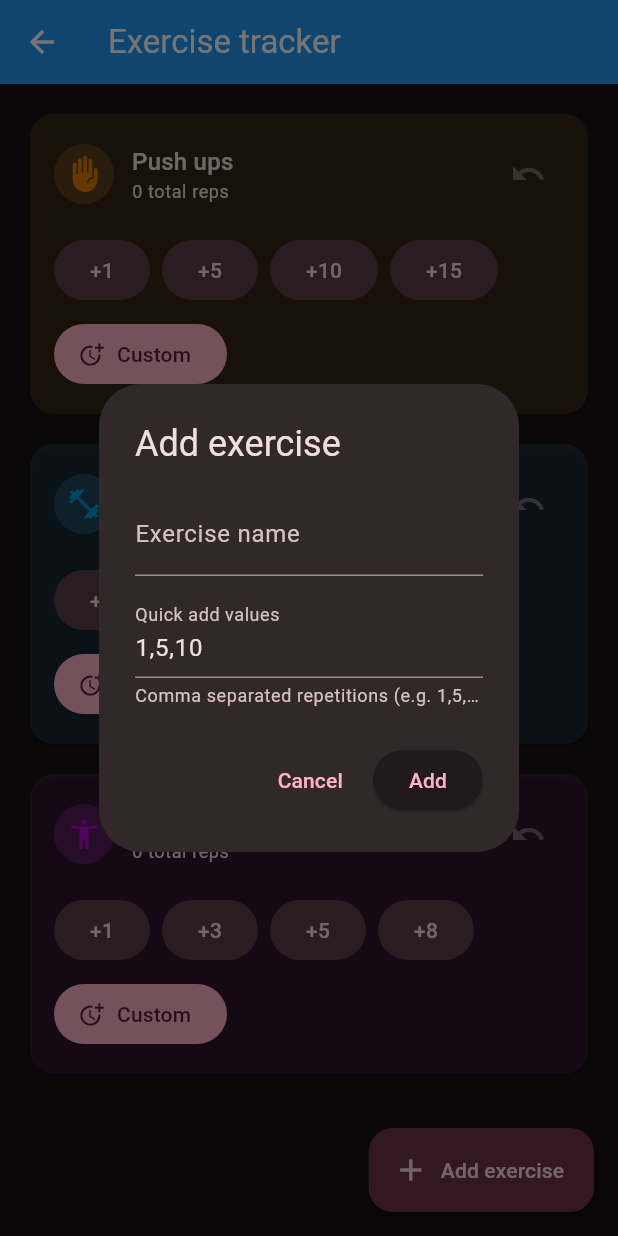
After one commit to igodip/calisthenics-app, a Flutter app: the ExerciseTrackerPage screen opened directly, after a tap on "Add exercise", on a phone screen of 412 x 824 dp. The commit adds this screen. Run offline on Flutter 3.47's test engine with Material 3 defaults, Android fonts, the phone set to English and light mode, and no system bars; our stand-ins replace app_links, camera, supabase_flutter; missing offline and left inert: google_mlkit_pose_detection, mrx_charts; accounts and stored records are empty.

Commit message:
Add customizable exercise tracker page

```diff
--- /dev/null
+++ b/lib/pages/exercise_tracker.dart
@@ -0,0 +1,370 @@
+import 'package:flutter/material.dart';
+
+/// Definition of a trackable exercise.
+///
+/// The [quickAddValues] list controls which preset buttons are displayed for
+/// quickly logging repetitions.  Additional exercises can be provided when
+/// constructing [ExerciseTrackerPage], making the tracker extensible without
+/// modifying the widget itself.
+@immutable
+class ExerciseDefinition {
+  const ExerciseDefinition({
+    required this.name,
+    this.icon = Icons.fitness_center,
+    this.color = Colors.blueAccent,
+    this.quickAddValues = const [1, 5, 10],
+  });
+
+  final String name;
+  final IconData icon;
+  final Color color;
+  final List<int> quickAddValues;
+}
+
+class ExerciseTrackerPage extends StatefulWidget {
+  const ExerciseTrackerPage({super.key, List<ExerciseDefinition>? initialExercises})
+      : initialExercises = initialExercises ?? const [
+          ExerciseDefinition(
+            name: 'Push ups',
+            icon: Icons.front_hand,
+            color: Colors.orangeAccent,
+            quickAddValues: [1, 5, 10, 15],
+          ),
+          ExerciseDefinition(
+            name: 'Pull ups',
+            icon: Icons.fitness_center,
+            color: Colors.lightBlueAccent,
+            quickAddValues: [1, 3, 5, 8],
+          ),
+          ExerciseDefinition(
+            name: 'Chin ups',
+            icon: Icons.accessibility_new,
+            color: Colors.purpleAccent,
+            quickAddValues: [1, 3, 5, 8],
+          ),
+        ];
+
+  final List<ExerciseDefinition> initialExercises;
+
+  @override
+  State<ExerciseTrackerPage> createState() => _ExerciseTrackerPageState();
+}
+
+class _ExerciseTrackerPageState extends State<ExerciseTrackerPage> {
+  late final List<_TrackedExercise> _exercises;
+  int _colorIndex = 0;
+
+  @override
+  void initState() {
+    super.initState();
+    _exercises = widget.initialExercises
+        .map((definition) => _TrackedExercise(definition))
+        .toList();
+    _colorIndex = widget.initialExercises.length;
+  }
+
+  void _addExercise(ExerciseDefinition definition) {
+    setState(() {
+      _exercises.add(_TrackedExercise(definition));
+    });
+  }
+
+  void _showAddExerciseDialog() {
+    final nameController = TextEditingController();
+    final quickAddsController = TextEditingController(text: '1,5,10');
+    showDialog<void>(
+      context: context,
+      builder: (context) {
+        return AlertDialog(
+          title: const Text('Add exercise'),
+          content: Column(
+            mainAxisSize: MainAxisSize.min,
+            children: [
+              TextField(
+                controller: nameController,
+                textCapitalization: TextCapitalization.sentences,
+                decoration: const InputDecoration(
+                  labelText: 'Exercise name',
+                ),
+              ),
+              const SizedBox(height: 12),
+              TextField(
+                controller: quickAddsController,
+                decoration: const InputDecoration(
+                  labelText: 'Quick add values',
+                  helperText: 'Comma separated repetitions (e.g. 1,5,10)',
+                ),
+                keyboardType: TextInputType.number,
+              ),
+            ],
+          ),
+          actions: [
+            TextButton(
+              onPressed: () => Navigator.of(context).pop(),
+              child: const Text('Cancel'),
+            ),
+            ElevatedButton(
+              onPressed: () {
+                final name = nameController.text.trim();
+                if (name.isEmpty) {
+                  ScaffoldMessenger.of(context).showSnackBar(
+                    const SnackBar(content: Text('Please provide a name.')),
+                  );
+                  return;
+                }
+                final values = quickAddsController.text
+                    .split(',')
+                    .map((s) => int.tryParse(s.trim()))
+                    .where((value) => value != null && value! > 0)
+                    .map((value) => value!)
+                    .toList();
+                Navigator.of(context).pop();
+                final palette = Colors.primaries;
+                final color = palette[_colorIndex % palette.length];
+                _colorIndex += 1;
+                _addExercise(
+                  ExerciseDefinition(
+                    name: name,
+                    icon: Icons.fitness_center,
+                    color: color.shade300,
+                    quickAddValues: values.isNotEmpty ? values : const [1, 5, 10],
+                  ),
+                );
+              },
+              child: const Text('Add'),
+            ),
+          ],
+        );
+      },
+    );
+  }
+
+  @override
+  Widget build(BuildContext context) {
+    return Scaffold(
+      appBar: AppBar(
+        title: const Text('Exercise tracker'),
+      ),
+      body: _exercises.isEmpty
+          ? const Center(
+              child: Text('No exercises yet. Tap + to add one!'),
+            )
+          : ListView.separated(
+              padding: const EdgeInsets.all(16),
+              itemBuilder: (context, index) => _ExerciseCard(
+                tracked: _exercises[index],
+                onUpdated: () => setState(() {}),
+              ),
+              separatorBuilder: (context, _) => const SizedBox(height: 12),
+              itemCount: _exercises.length,
+            ),
+      floatingActionButton: FloatingActionButton.extended(
+        onPressed: _showAddExerciseDialog,
+        icon: const Icon(Icons.add),
+        label: const Text('Add exercise'),
+      ),
+    );
+  }
+}
+
+class _ExerciseCard extends StatelessWidget {
+  const _ExerciseCard({
+    required this.tracked,
+    required this.onUpdated,
+  });
+
+  final _TrackedExercise tracked;
+  final VoidCallback onUpdated;
+
+  @override
+  Widget build(BuildContext context) {
+    final theme = Theme.of(context);
+    final definition = tracked.definition;
+    final color = definition.color.withOpacity(0.15);
+    return Card(
+      color: color,
+      shape: RoundedRectangleBorder(
+        borderRadius: BorderRadius.circular(16),
+      ),
+      child: Padding(
+        padding: const EdgeInsets.all(16),
+        child: Column(
+          crossAxisAlignment: CrossAxisAlignment.start,
+          children: [
+            Row(
+              children: [
+                CircleAvatar(
+                  backgroundColor: definition.color.withOpacity(0.2),
+                  foregroundColor: definition.color.darken(),
+                  child: Icon(definition.icon),
+                ),
+                const SizedBox(width: 12),
+                Expanded(
+                  child: Column(
+                    crossAxisAlignment: CrossAxisAlignment.start,
+                    children: [
+                      Text(
+                        definition.name,
+                        style: theme.textTheme.titleMedium,
+                      ),
+                      Text(
+                        '${tracked.totalReps} total reps',
+                        style: theme.textTheme.bodySmall,
+                      ),
+                    ],
+                  ),
+                ),
+                IconButton(
+                  tooltip: 'Undo last set',
+                  onPressed: tracked.canUndo
+                      ? () {
+                          tracked.undoLast();
+                          onUpdated();
+                        }
+                      : null,
+                  icon: const Icon(Icons.undo),
+                ),
+              ],
+            ),
+            const SizedBox(height: 16),
+            Wrap(
+              spacing: 8,
+              runSpacing: 8,
+              children: [
+                for (final value in definition.quickAddValues)
+                  FilledButton.tonal(
+                    onPressed: () {
+                      tracked.logSet(value);
+                      onUpdated();
+                    },
+                    child: Text('+$value'),
+                  ),
+                FilledButton.icon(
+                  onPressed: () async {
+                    final reps = await _showCustomRepsDialog(context);
+                    if (reps != null) {
+                      tracked.logSet(reps);
+                      onUpdated();
+                    }
+                  },
+                  icon: const Icon(Icons.more_time),
+                  label: const Text('Custom'),
+                ),
+                if (tracked.totalReps > 0)
+                  OutlinedButton(
+                    onPressed: () {
+                      tracked.reset();
+                      onUpdated();
+                    },
+                    child: const Text('Reset'),
+                  ),
+              ],
+            ),
+            if (tracked.sets.isNotEmpty) ...[
+              const SizedBox(height: 16),
+              Wrap(
+                spacing: 8,
+                runSpacing: 8,
+                children: [
+                  for (final set in tracked.sets.reversed)
+                    Chip(
+                      avatar: const Icon(Icons.check, size: 18),
+                      label: Text('${set.reps} reps'),
+                      deleteIcon: const Icon(Icons.close),
+                      onDeleted: () {
+                        tracked.removeSet(set);
+                        onUpdated();
+                      },
+                    ),
+                ],
+              ),
+            ],
+          ],
+        ),
+      ),
+    );
+  }
+
+  Future<int?> _showCustomRepsDialog(BuildContext context) async {
+    final controller = TextEditingController();
+    return showDialog<int>(
+      context: context,
+      builder: (context) {
+        return AlertDialog(
+          title: const Text('Log reps'),
+          content: TextField(
+            controller: controller,
+            decoration: const InputDecoration(
+              labelText: 'Repetitions',
+            ),
+            keyboardType: TextInputType.number,
+            autofocus: true,
+          ),
+          actions: [
+            TextButton(
+              onPressed: () => Navigator.of(context).pop(),
+              child: const Text('Cancel'),
+            ),
+            ElevatedButton(
+              onPressed: () {
+                final value = int.tryParse(controller.text);
+                if (value == null || value <= 0) {
+                  ScaffoldMessenger.of(context).showSnackBar(
+                    const SnackBar(content: Text('Enter a positive number.')),
+                  );
+                  return;
+                }
+                Navigator.of(context).pop(value);
+              },
+              child: const Text('Add'),
+            ),
+          ],
+        );
+      },
+    );
+  }
+}
+
+class _TrackedExercise {
+  _TrackedExercise(this.definition);
+
+  final ExerciseDefinition definition;
+  final List<_ExerciseSet> sets = [];
+
+  int get totalReps => sets.fold<int>(0, (sum, set) => sum + set.reps);
+
+  bool get canUndo => sets.isNotEmpty;
+
+  void logSet(int reps) {
+    sets.add(_ExerciseSet(reps: reps, timestamp: DateTime.now()));
+  }
+
+  void undoLast() {
+    if (sets.isNotEmpty) {
+      sets.removeLast();
+    }
+  }
+
+  void removeSet(_ExerciseSet set) {
+    sets.remove(set);
+  }
+
+  void reset() {
+    sets.clear();
+  }
+}
+
+class _ExerciseSet {
+  _ExerciseSet({required this.reps, required this.timestamp});
+
+  final int reps;
+  final DateTime timestamp;
+}
+
+extension on Color {
+  Color darken([double amount = 0.2]) {
+    final hsl = HSLColor.fromColor(this);
+    final lightness = (hsl.lightness - amount).clamp(0.0, 1.0);
+    return hsl.withLightness(lightness).toColor();
+  }
+}
--- a/lib/pages/home_content.dart
+++ b/lib/pages/home_content.dart
@@ -1,4 +1,5 @@
 import 'package:calisync/model/workout_day.dart';
+import 'package:calisync/pages/exercise_tracker.dart';
 import 'package:calisync/pages/position_estimation.dart';
 import 'package:calisync/components/cards/selection_card.dart';
 import 'package:calisync/pages/training.dart';
@@ -107,9 +108,23 @@ class _HomeContentState extends State<HomeContent> {
 
             return ListView.separated(
               physics: const AlwaysScrollableScrollPhysics(),
-              itemCount: days.length + 1,
+              itemCount: days.length + 2,
               separatorBuilder: (_, __) => const SizedBox(height: 16),
               itemBuilder: (context, index) {
+                if (index == days.length + 1) {
+                  return SelectionCard(
+                    title: 'Exercise tracker',
+                    icon: Icons.checklist,
+                    onTap: () {
+                      Navigator.push(
+                        context,
+                        MaterialPageRoute(
+                          builder: (context) => const ExerciseTrackerPage(),
+                        ),
+                      );
+                    },
+                  );
+                }
                 if (index == days.length) {
                   return SelectionCard(
                     title: 'Pose estimation',
```
Lines whose indentation alone changed are shown as unchanged.
